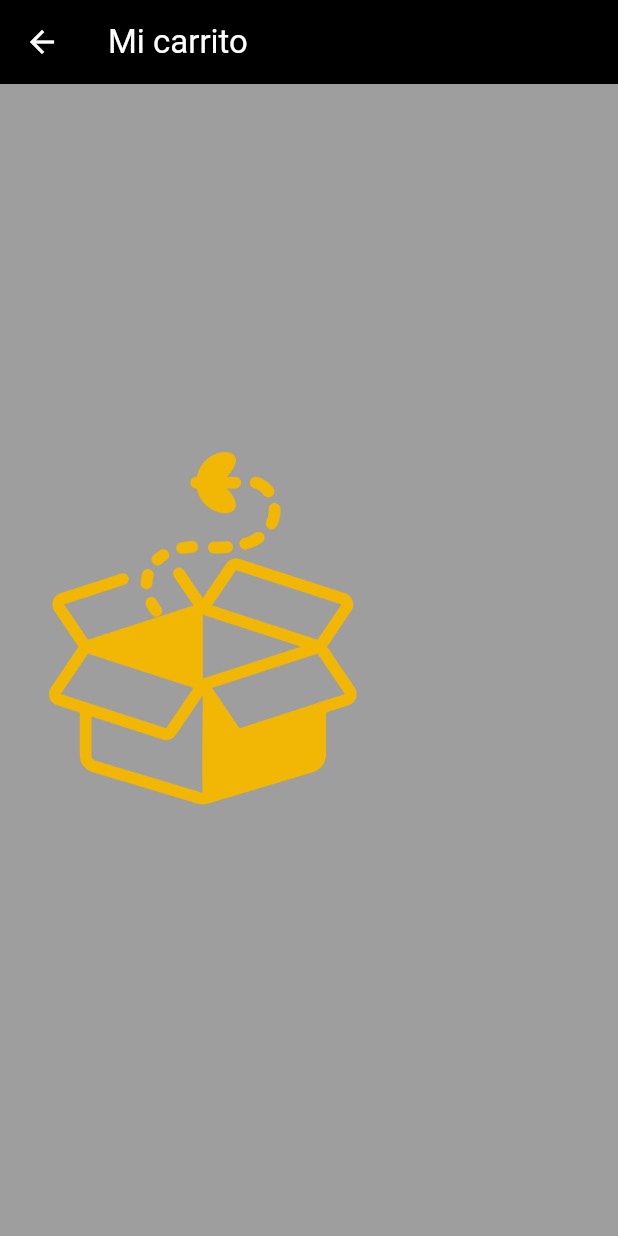
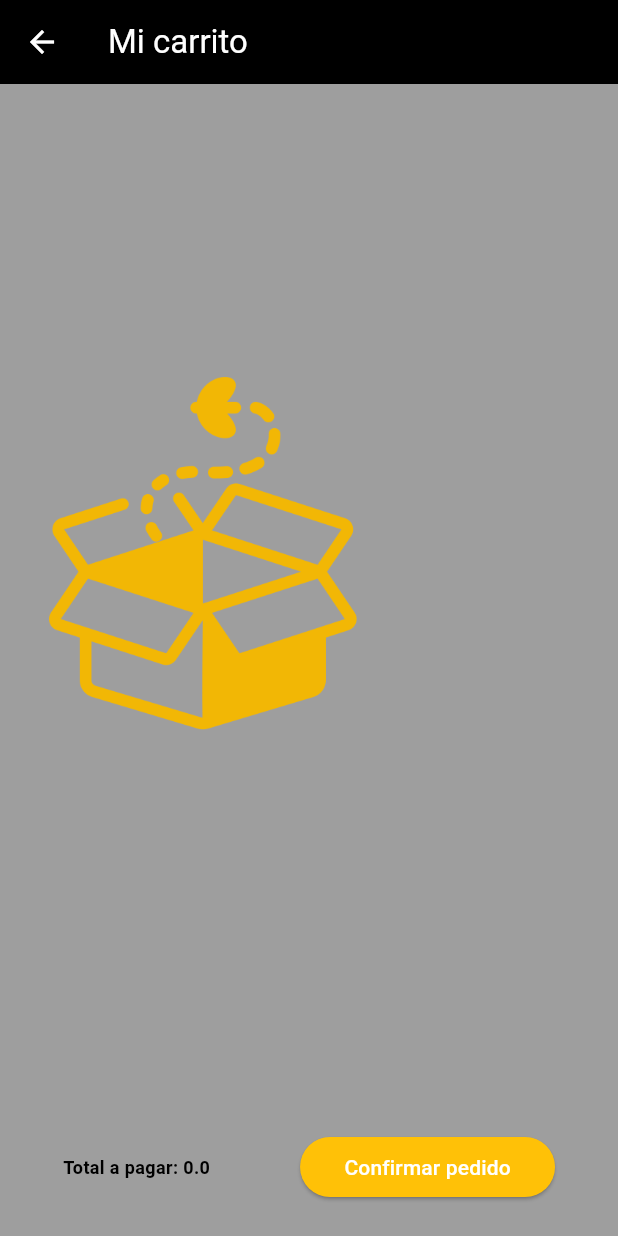
Before and after one commit to erikT23/E-Commerce-Mobile, a Flutter app: the OrdersCreatePage screen opened by its route, on a phone screen of 412 x 824 dp. Run offline on Flutter 3.47's test engine with Material 3 defaults, Android fonts, the phone set to English and light mode, and no system bars; our stand-ins replace flutter_carousel_widget, flutter_custom_clippers, flutter_image_slideshow, fluttertoast, get, get_storage and 2 more; accounts and stored records are empty.

Commit message:
🦆 Carrito de compras terminado!!

```diff
--- a/lib/src/pages/categorias/list/categorias_page.dart
+++ b/lib/src/pages/categorias/list/categorias_page.dart
@@ -87,6 +87,8 @@ class CategoriasPage extends StatelessWidget {
     );
   }
 
+
+
   Widget _textFielSerch(BuildContext context) {
     return SafeArea(
       child: Container(
--- a/lib/src/pages/orders/create/orders_create_controller.dart
+++ b/lib/src/pages/orders/create/orders_create_controller.dart
@@ -1,11 +1,68 @@
+import 'package:flutter/material.dart';
+import 'package:fluttertoast/fluttertoast.dart';
 import 'package:get/get.dart';
 import 'package:get_storage/get_storage.dart';
 
 class OrdersCreateController extends GetxController {
-  List<dynamic> selectedProducts = [];
-  var counter = 0.obs;
+  List<dynamic> selectedProducts = [].obs;
+  var total = 0.0.obs;
 
   OrdersCreateController() {
-    selectedProducts = GetStorage().read('cart') ?? [];
+    if (GetStorage().read('cart') != null) {
+      if (GetStorage().read('cart') is List) {
+        var result = GetStorage().read('cart') ?? [];
+        selectedProducts.clear();
+        selectedProducts.addAll(result);
+      } else {
+        var result = GetStorage().read('cart') ?? [];
+        selectedProducts.clear();
+        selectedProducts.addAll(result);
+      }
+      getTotal();
+    }
+  }
+
+  void getTotal() {
+    total.value = 0.0;
+    selectedProducts.forEach((product) {
+      total.value = total.value + (product['price'] * product['quantity']);
+    });
+  }
+
+  void deleteItem(Map<String, dynamic> product) {
+    selectedProducts.remove(product);
+    GetStorage().write('cart', selectedProducts);
+    getTotal();
+  }
+
+  void addItem(Map<String, dynamic> product) {
+    int index = selectedProducts.indexWhere((p) => p['id'] == product['id']);
+
+    selectedProducts.remove(product);
+    product['quantity'] = product['quantity'] + 1;
+    selectedProducts.insert(index, product);
+    GetStorage().write('cart', selectedProducts);
+    getTotal();
+  }
+
+  void removeItem(Map<String, dynamic> product) {
+    if (product['quantity'] > 1) {
+      int index = selectedProducts.indexWhere((p) => p['id'] == product['id']);
+
+      selectedProducts.remove(product);
+      product['quantity'] = product['quantity'] - 1;
+      selectedProducts.insert(index, product);
+      GetStorage().write('cart', selectedProducts);
+      getTotal();
+    } else {
+      Fluttertoast.showToast(
+          msg: "No se puede eliminar el producto",
+          toastLength: Toast.LENGTH_SHORT,
+          gravity: ToastGravity.BOTTOM,
+          timeInSecForIosWeb: 1,
+          backgroundColor: Colors.amber,
+          textColor: Colors.white,
+          fontSize: 16.0);
+    }
   }
 }
--- a/lib/src/pages/orders/create/orders_create_page.dart
+++ b/lib/src/pages/orders/create/orders_create_page.dart
@@ -8,7 +8,11 @@ class OrdersCreatePage extends StatelessWidget {
 
   @override
   Widget build(BuildContext context) {
-    return Scaffold(
+    return Obx(() => Scaffold(
+        bottomNavigationBar: Container(
+          height: 100,
+          child: _totalToPay(),
+        ),
         appBar: AppBar(
           iconTheme: const IconThemeData(color: Colors.white),
           title: const Text(
@@ -25,7 +29,52 @@ class OrdersCreatePage extends StatelessWidget {
               )
             : NoDataWidget(
                 text: 'No hay productos seleccionados',
-              ));
+              )));
+  }
+
+  Widget _totalToPay() {
+    return Container(
+      alignment: Alignment.center,
+      child: Column(
+        children: [
+          Container(
+            margin: const EdgeInsets.only(top: 30),
+            child: Row(
+              mainAxisAlignment: MainAxisAlignment.center,
+              children: [
+                Divider(
+                  height: 3,
+                  color: Colors.grey[300],
+                ),
+                Text(
+                  'Total a pagar: ${controller.total.value}',
+                  style: TextStyle(
+                      color: Colors.black,
+                      fontSize: 12,
+                      fontWeight: FontWeight.bold),
+                ),
+                Container(
+                  margin: const EdgeInsets.only(left: 60),
+                  width: 170,
+                  child: ElevatedButton(
+                      style: ElevatedButton.styleFrom(
+                        primary: Colors.amber,
+                        shape: RoundedRectangleBorder(
+                          borderRadius: BorderRadius.circular(20),
+                        ),
+                      ),
+                      onPressed: () {},
+                      child: Text(
+                        'Confirmar pedido',
+                        style: TextStyle(color: Colors.white),
+                      )),
+                )
+              ],
+            ),
+          ),
+        ],
+      ),
+    );
   }
 
   Widget _imgProduct(Map<String, dynamic> product) {
@@ -46,10 +95,31 @@ class OrdersCreatePage extends StatelessWidget {
     );
   }
 
+  Widget _iconDelete(Map<String, dynamic> product) {
+    return IconButton(
+        onPressed: () => controller.deleteItem(product),
+        icon: const Icon(
+          Icons.delete,
+          color: Colors.red,
+          size: 20,
+        ));
+  }
+
+  Widget _textPrice(Map<String, dynamic> product) {
+    return Container(
+      margin: const EdgeInsets.only(top: 10),
+      child: Text(
+        '\$${product['price'] * product['quantity']}',
+        style: const TextStyle(
+            color: Colors.black, fontSize: 12, fontWeight: FontWeight.bold),
+      ),
+    );
+  }
+
   Widget _buttomsAddRemove(Map<String, dynamic> product) {
     return Row(children: [
       GestureDetector(
-        onTap: () {},
+        onTap: () => controller.removeItem(product),
         child: Container(
           padding: const EdgeInsets.symmetric(horizontal: 11, vertical: 7),
           decoration: BoxDecoration(
@@ -74,7 +144,7 @@ class OrdersCreatePage extends StatelessWidget {
         ),
       ),
       GestureDetector(
-        onTap: () {},
+        onTap: () => controller.addItem(product),
         child: Container(
           padding: const EdgeInsets.symmetric(horizontal: 11, vertical: 7),
           decoration: BoxDecoration(
@@ -118,10 +188,16 @@ class OrdersCreatePage extends StatelessWidget {
                         fontWeight: FontWeight.bold),
                   ),
                 ),
-
                 Flexible(child: _buttomsAddRemove(product)),
               ],
             ),
+            const Spacer(),
+            Column(
+              children: [
+                _textPrice(product),
+                _iconDelete(product),
+              ],
+            )
           ],
         ),
       ),
```
